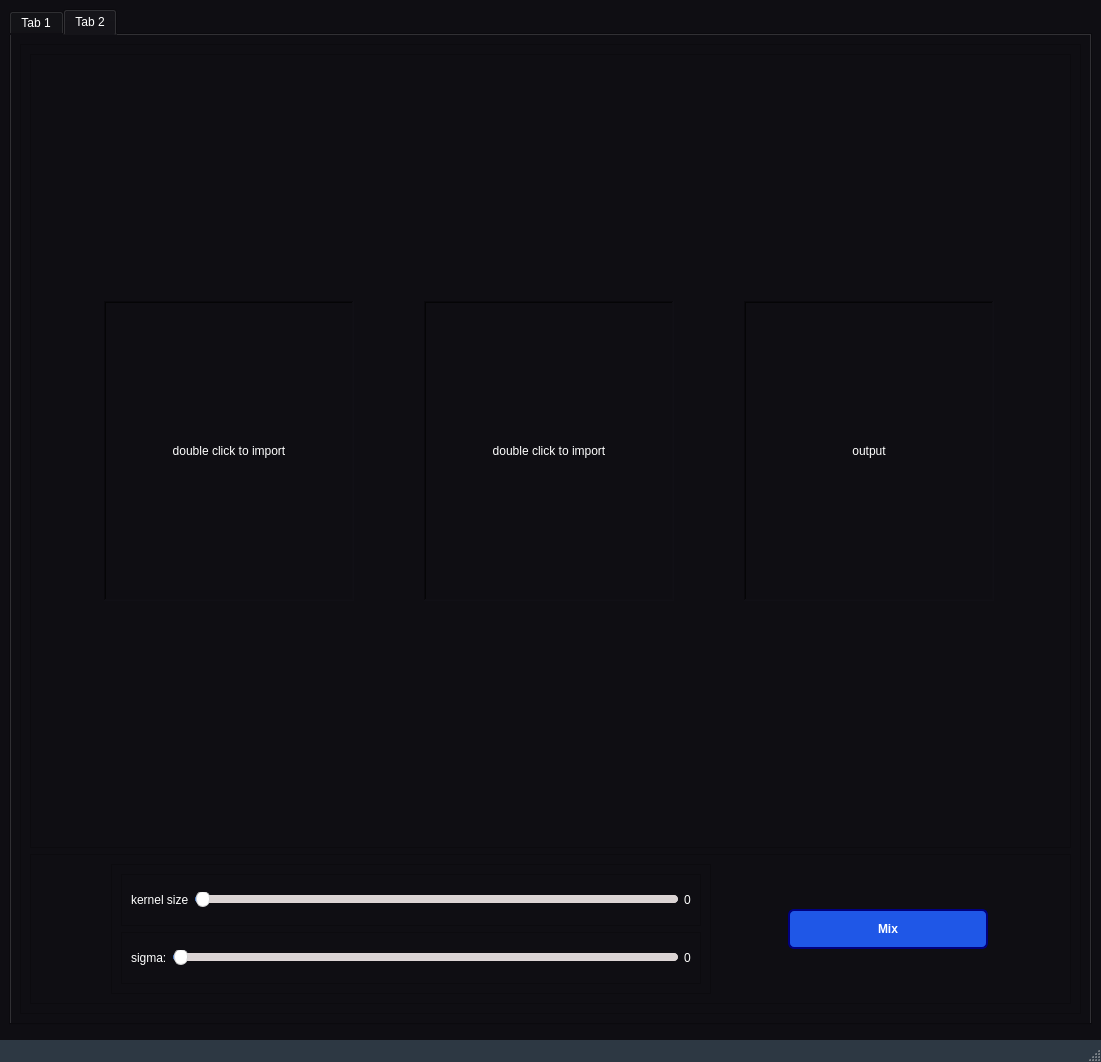
Before: the Qt Designer form ui_2.ui in Eagle-E-Y-E/Cleanser, drawn with Qt 5.
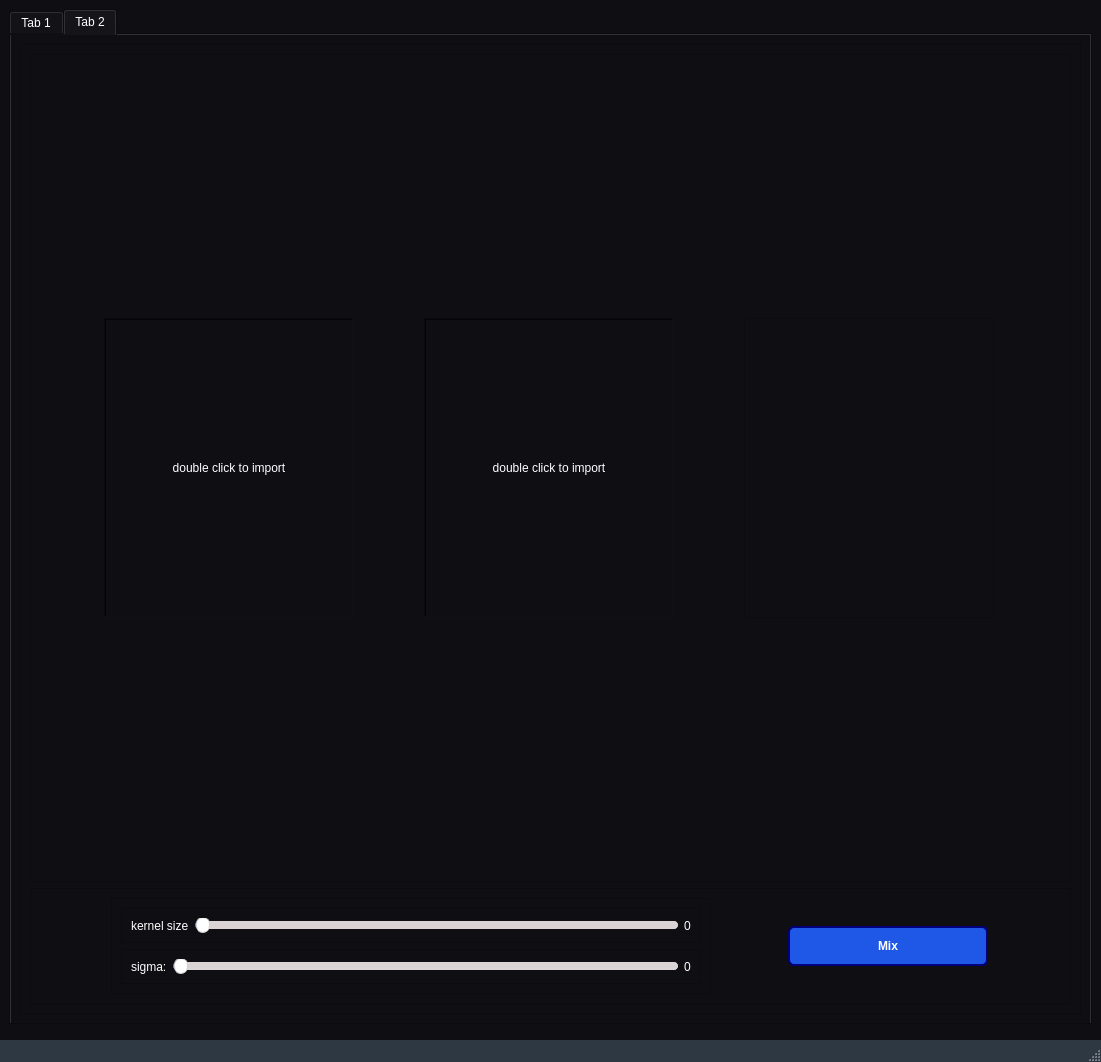
After: the same form once the commit is applied. The open tabs and pages were chosen to show the change. Icons and pictures are not drawn.

Commit message: change output img mix to qgraphics view same name

Diff of the .ui file:
```diff
--- a/ui_2.ui
+++ b/ui_2.ui
@@ -1746,34 +1746,13 @@
                </widget>
               </item>
               <item>
-               <widget class="QLabel" name="output_img_mix">
-                <property name="minimumSize">
-                 <size>
-                  <width>250</width>
-                  <height>0</height>
-                 </size>
-                </property>
+               <widget class="QGraphicsView" name="output_img_mix">
                 <property name="maximumSize">
                  <size>
                   <width>250</width>
                   <height>300</height>
                  </size>
                 </property>
-                <property name="frameShape">
-                 <enum>QFrame::WinPanel</enum>
-                </property>
-                <property name="frameShadow">
-                 <enum>QFrame::Sunken</enum>
-                </property>
-                <property name="text">
-                 <string>output</string>
-                </property>
-                <property name="scaledContents">
-                 <bool>true</bool>
-                </property>
-                <property name="alignment">
-                 <set>Qt::AlignCenter</set>
-                </property>
                </widget>
               </item>
              </layout>
```
Left out of the diff: 2 changed lines with no effect on the pictures.
